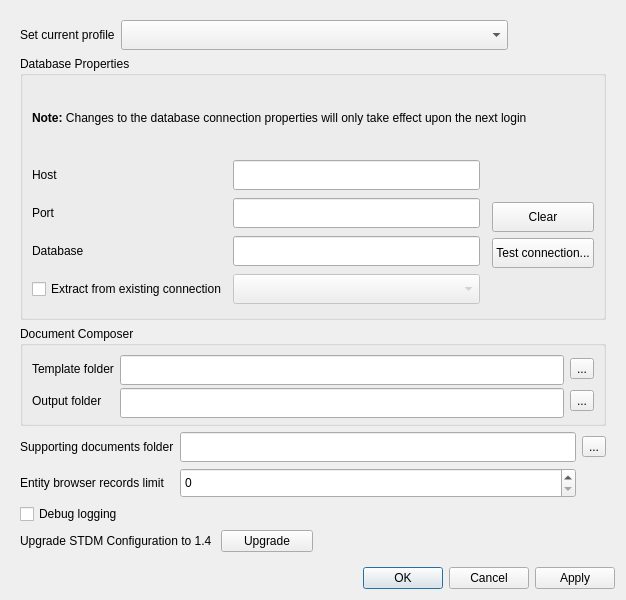
First picture: the form in ui/ui_options.ui, repository gltn/stdm, before the edit.
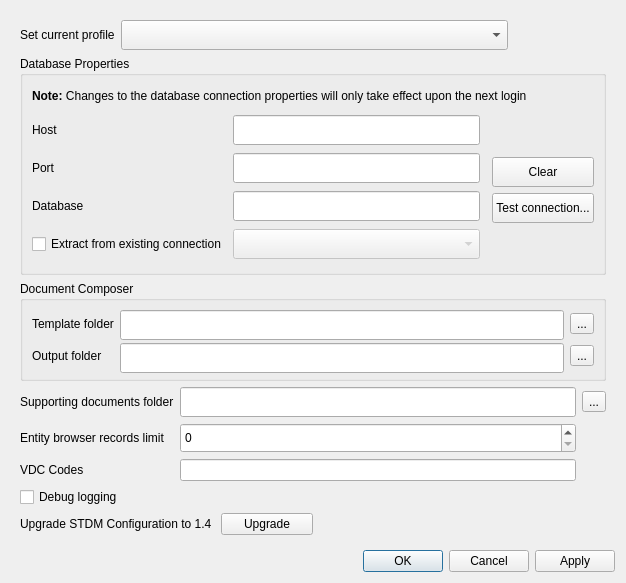
Second picture: the form after the edit. Icons and pictures are not drawn.

```diff
--- a/ui/ui_options.ui
+++ b/ui/ui_options.ui
@@ -7,7 +7,7 @@
     <x>0</x>
     <y>0</y>
     <width>626</width>
-    <height>600</height>
+    <height>583</height>
    </rect>
   </property>
   <property name="sizePolicy">
@@ -40,7 +40,7 @@
         <x>0</x>
         <y>0</y>
         <width>608</width>
-        <height>545</height>
+        <height>528</height>
        </rect>
       </property>
       <layout class="QGridLayout" name="gridLayout_5">
@@ -228,6 +228,16 @@
            </property>
           </widget>
          </item>
+         <item row="2" column="0">
+          <widget class="QLabel" name="vdclabel">
+           <property name="text">
+            <string>VDC Codes</string>
+           </property>
+          </widget>
+         </item>
+         <item row="2" column="1">
+          <widget class="QLineEdit" name="edtVdc"/>
+         </item>
         </layout>
        </item>
        <item row="3" column="0" colspan="5">
```
